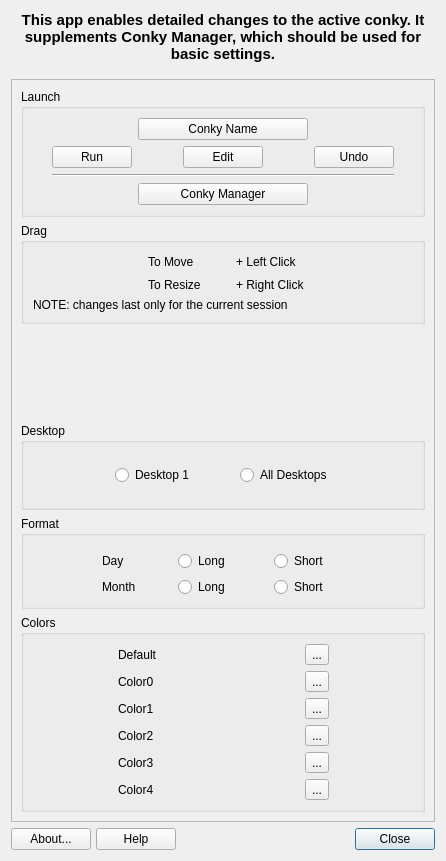
Before: the Qt Designer form mainwindow.ui in AdrianTM/mx-conky, drawn with Qt 5.
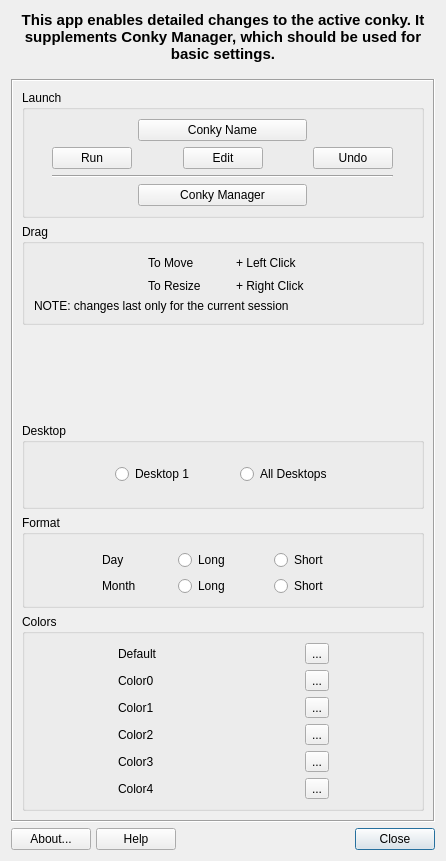
After: the same form once the commit is applied. Icons and pictures are not drawn.

The edit to the form file:
```diff
--- a/mainwindow.ui
+++ b/mainwindow.ui
@@ -48,6 +48,12 @@
    </item>
    <item>
     <widget class="QScrollArea" name="scrollArea">
+     <property name="frameShape">
+      <enum>QFrame::Box</enum>
+     </property>
+     <property name="frameShadow">
+      <enum>QFrame::Sunken</enum>
+     </property>
      <property name="widgetResizable">
       <bool>true</bool>
      </property>
@@ -56,8 +62,8 @@
        <rect>
         <x>0</x>
         <y>0</y>
-        <width>412</width>
-        <height>782</height>
+        <width>409</width>
+        <height>742</height>
        </rect>
       </property>
       <layout class="QVBoxLayout" name="verticalLayout_2">
```
Left out of the diff: 4 changed lines with no effect on the pictures.
